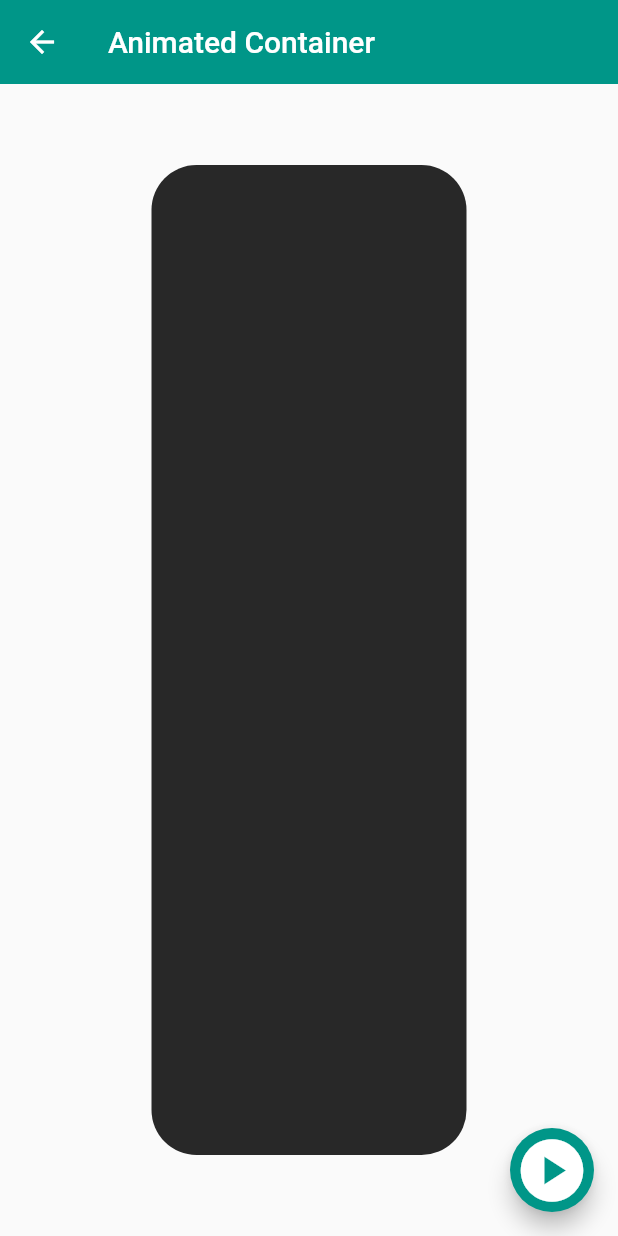
After one commit to AaronMancera/AprenderFlutter, a Flutter app: the AnimatedScreen screen opened by its route, after a tap on the "play circle" icon, on a phone screen of 412 x 824 dp. The commit adds this screen. Run offline on Flutter 3.47's test engine with Material 2 defaults, Android fonts, the phone set to English and light mode, and no system bars.

Commit message:
[ Seccion 6 ] Creacion de animated_screen.dart donde tiene un cuadrado con animaciones de cambio de forma en tiempo real

```diff
--- a/flutter_application_probar_widget/lib/router/app_routes.dart
+++ b/flutter_application_probar_widget/lib/router/app_routes.dart
@@ -8,17 +8,20 @@ class AppRoutes {
   static const initialRoute = '/home';
   //Listado de menu - Implementacion de factorizacion de MenuOptions
   static final menuOptions = <MenuOptions> [
-    MenuOptions(route: '/home', icon: Icons.home, name: 'Home Screen', screen: const HomeScreen()),
+    // MenuOptions(route: '/home', icon: Icons.home, name: 'Home Screen', screen: const HomeScreen()),
     MenuOptions(route: '/listview1', icon: Icons.list_alt, name: 'List View1', screen: const Listview1Screen()),
     MenuOptions(route: '/listview2', icon: Icons.list_sharp, name: 'List View2', screen: const Listview2Screen()),
     MenuOptions(route: '/alert', icon: Icons.add_alert_rounded, name: 'Alert', screen: const AlertScreen()),
     MenuOptions(route: '/card', icon: Icons.credit_card, name: 'Cards', screen: const CardScreen()),
     MenuOptions(route: '/avatar', icon: Icons.supervised_user_circle_outlined, name: 'Avatar', screen: const AvatarScreen()),
+    MenuOptions(route: '/animacion', icon: Icons.play_arrow, name: 'Animated', screen: const AnimatedScreen()),
+
   ];
 
   //Mediante el menu options se definen las rutas
   static Map<String, Widget Function(BuildContext)> getAppRoutes(){
     Map<String,Widget Function(BuildContext)> appRoutes = {};
+    appRoutes.addAll({'/home':(BuildContext context ) =>  const HomeScreen()});
     //recorre el menu options
     for (final options in menuOptions){
       appRoutes.addAll({options.route : ( BuildContext context ) => options.screen});
--- /dev/null
+++ b/flutter_application_probar_widget/lib/screens/animated_screen.dart
@@ -0,0 +1,54 @@
+import 'dart:math' as random;
+
+import 'package:flutter/material.dart';
+
+//Como vamos a crear animaciones vamos a trabajar en statefulwidget para tener los states
+class AnimatedScreen extends StatefulWidget {
+  const AnimatedScreen({Key? key}) : super(key: key);
+
+  @override
+  State<AnimatedScreen> createState() => _AnimatedScreenState();
+}
+
+class _AnimatedScreenState extends State<AnimatedScreen> {
+  double _width = 50;
+  double _height = 50;
+  Color _color = Colors.teal;
+  BorderRadiusGeometry _borderRadiusGeometry = BorderRadius.circular(10);
+  void changeShape() {
+    _width = random.Random().nextInt(350) + 40;
+    _height = random.Random().nextInt(650) + 40;
+    _color= Color.fromRGBO(random.Random().nextInt(255), random.Random().nextInt(255),
+          random.Random().nextInt(255), 1);
+    _borderRadiusGeometry= BorderRadius.circular(random.Random().nextInt(100).toDouble()+10);
+    setState(() {
+
+    });
+  }
+
+  @override
+  Widget build(BuildContext context) {
+    return Scaffold(
+      appBar: AppBar(
+        title: const Text('Animated Container'),
+      ),
+      body: Center(
+        child: AnimatedContainer(
+          duration: const Duration(milliseconds: 200),
+          curve: Curves.easeInOutBack,
+          width: _width,
+          height: _height,
+          decoration:
+              BoxDecoration(color: _color, borderRadius: _borderRadiusGeometry),
+        ),
+      ),
+      floatingActionButton: FloatingActionButton(
+        onPressed: changeShape,
+        child: const Icon(
+          Icons.play_circle,
+          size: 50,
+        ),
+      ),
+    );
+  }
+}
--- a/flutter_application_probar_widget/lib/screens/screens.dart
+++ b/flutter_application_probar_widget/lib/screens/screens.dart
@@ -1,4 +1,5 @@
 export 'package:flutter_application_probar_widget/screens/alert_screen.dart';
+export 'package:flutter_application_probar_widget/screens/animated_screen.dart';
 export 'package:flutter_application_probar_widget/screens/avatar_screen.dart';
 export 'package:flutter_application_probar_widget/screens/card_screen.dart';
 export 'package:flutter_application_probar_widget/screens/home_screen.dart';
```
